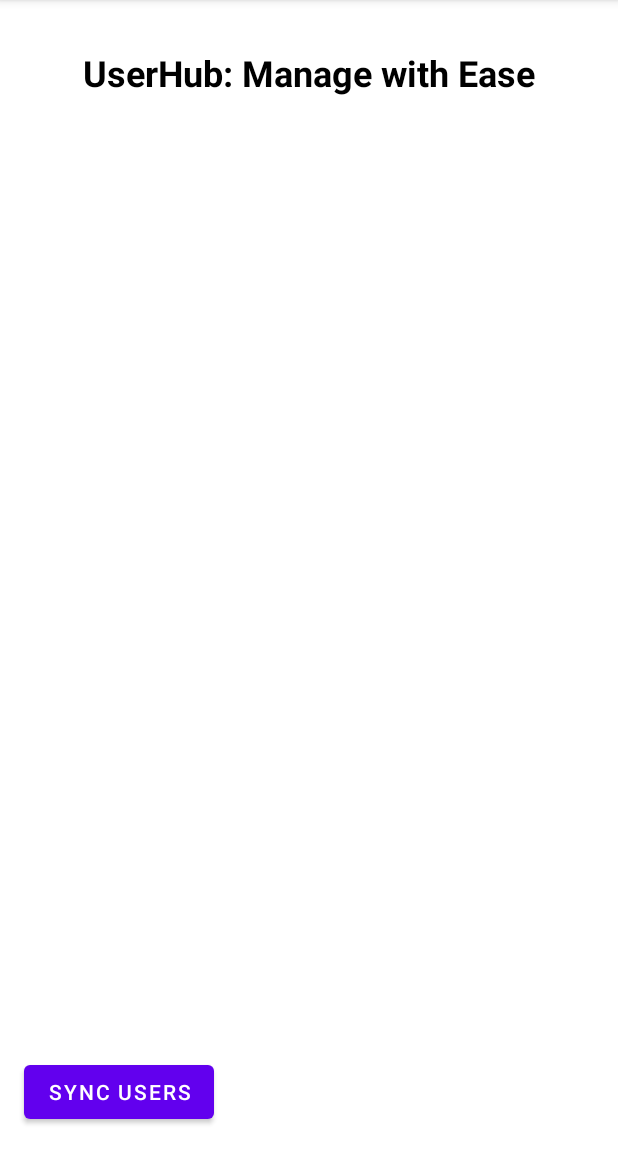
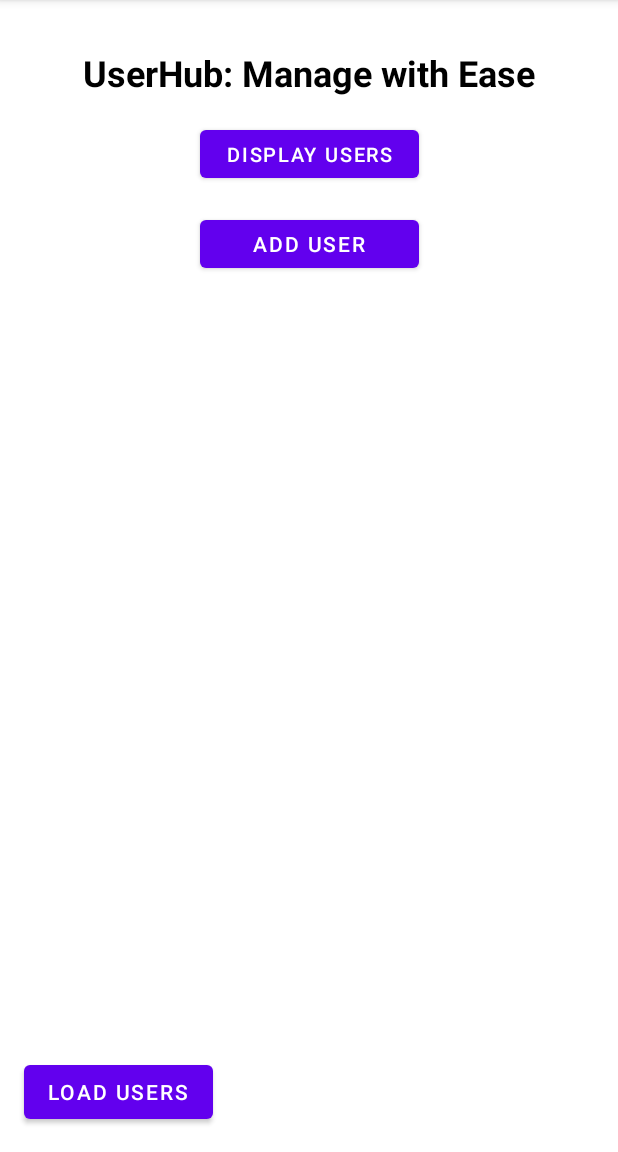
Before and after one commit to DavidZvonaruv5/AndroidApp, an Android app: the screen it shows after launch (MainActivity), on a phone screen of 412 x 824 dp, the part 84-1236 px from its top. Run offline under Robolectric (Android 15) with nearby library versions, the phone set to English and light mode, and no system bars; our stand-ins replace Room's generated code.

Commit message:
Display users, pagination in the RecyclerView, styling

```diff
--- a/app/src/main/AndroidManifest.xml
+++ b/app/src/main/AndroidManifest.xml
@@ -21,7 +21,7 @@
                 <category android:name="android.intent.category.LAUNCHER" />
             </intent-filter>
         </activity>
-
+        <activity android:name=".UserListActivity" />
     </application>
 
 </manifest>
--- a/app/src/main/java/com/example/hometask/MainActivity.java
+++ b/app/src/main/java/com/example/hometask/MainActivity.java
@@ -1,18 +1,25 @@
 package com.example.hometask;
 
 import androidx.appcompat.app.AppCompatActivity;
+
+import android.content.Intent;
 import android.os.Bundle;
 import android.view.View;
 import android.widget.Button;
 import android.widget.ProgressBar;
-import android.os.Handler;
-import android.os.Looper;
 import com.google.android.material.snackbar.Snackbar;
+import com.example.hometask.model.User;
+import com.example.hometask.repository.UserRepository;
+import com.example.hometask.repository.RepositoryCallback;
+import java.util.List;
 
 public class MainActivity extends AppCompatActivity {
 
     private ProgressBar loadingProgressBar;
-    private Button loadUsersButton;
+    private Button syncUsersButton;
+    private Button displayUsersButton;
+    private Button addUserButton;
+    private UserRepository userRepository;
 
     @Override
     protected void onCreate(Bundle savedInstanceState) {
@@ -20,30 +27,65 @@ public class MainActivity extends AppCompatActivity {
         setContentView(R.layout.activity_main);
 
         loadingProgressBar = findViewById(R.id.loadingProgressBar);
-        loadUsersButton = findViewById(R.id.loadUsersButton);
+        syncUsersButton = findViewById(R.id.loadUsersButton);
+        displayUsersButton = findViewById(R.id.displayUsersButton);
+        addUserButton = findViewById(R.id.addUserButton);
 
-        loadUsersButton.setOnClickListener(v -> {
-            showLoading();
-            // Simulate loading process
-            new Handler(Looper.getMainLooper()).postDelayed(() -> {
-                hideLoading();
-                showSyncSuccessMessage();
-                // TODO: Implement actual user loading logic
-            }, 3000); // Simulating a 3-second loading process
+        userRepository = new UserRepository(this);
+
+        syncUsersButton.setOnClickListener(v -> syncUsers());
+
+        displayUsersButton.setOnClickListener(v -> {
+            Intent intent = new Intent(MainActivity.this, UserListActivity.class);
+            startActivity(intent);
+        });
+
+        addUserButton.setOnClickListener(v -> {
+            // TODO: Implement navigation to AddUserActivity
+            Snackbar.make(findViewById(android.R.id.content), "Add User clicked", Snackbar.LENGTH_SHORT).show();
+        });
+    }
+
+    private void syncUsers() {
+        showLoading();
+        userRepository.getAllUsers(new RepositoryCallback<List<User>>() {
+            @Override
+            public void onSuccess(List<User> result) {
+                runOnUiThread(() -> {
+                    hideLoading();
+                    showSyncSuccessMessage();
+                });
+            }
+
+            @Override
+            public void onError(Exception e) {
+                runOnUiThread(() -> {
+                    hideLoading();
+                    showErrorMessage(e.getMessage());
+                });
+            }
         });
     }
 
     private void showLoading() {
         loadingProgressBar.setVisibility(View.VISIBLE);
-        loadUsersButton.setEnabled(false);
+        syncUsersButton.setEnabled(false);
+        displayUsersButton.setEnabled(false);
+        addUserButton.setEnabled(false);
     }
 
     private void hideLoading() {
         loadingProgressBar.setVisibility(View.GONE);
-        loadUsersButton.setEnabled(true);
+        syncUsersButton.setEnabled(true);
+        displayUsersButton.setEnabled(true);
+        addUserButton.setEnabled(true);
     }
 
     private void showSyncSuccessMessage() {
         Snackbar.make(findViewById(android.R.id.content), "Syncing successful", Snackbar.LENGTH_LONG).show();
     }
+
+    private void showErrorMessage(String message) {
+        Snackbar.make(findViewById(android.R.id.content), "Error: " + message, Snackbar.LENGTH_LONG).show();
+    }
 }
--- /dev/null
+++ b/app/src/main/java/com/example/hometask/api/ApiService.java
@@ -0,0 +1,12 @@
+package com.example.hometask.api;
+
+import com.example.hometask.model.User;
+import retrofit2.Call;
+import retrofit2.http.GET;
+import retrofit2.http.Query;
+import java.util.List;
+
+public interface ApiService {
+    @GET("users")
+    Call<ApiResponse<List<User>>> getUsers(@Query("page") int page);
+}
--- /dev/null
+++ b/app/src/main/java/com/example/hometask/api/RetrofitClient.java
@@ -0,0 +1,26 @@
+package com.example.hometask.api;
+
+import okhttp3.OkHttpClient;
+import okhttp3.logging.HttpLoggingInterceptor;
+import retrofit2.Retrofit;
+import retrofit2.converter.gson.GsonConverterFactory;
+
+public class RetrofitClient {
+    private static final String BASE_URL = "https://reqres.in/api/";
+    private static Retrofit retrofit = null;
+
+    public static Retrofit getClient() {
+        if (retrofit == null) {
+            HttpLoggingInterceptor interceptor = new HttpLoggingInterceptor();
+            interceptor.setLevel(HttpLoggingInterceptor.Level.BODY);
+            OkHttpClient client = new OkHttpClient.Builder().addInterceptor(interceptor).build();
+
+            retrofit = new Retrofit.Builder()
+                    .baseUrl(BASE_URL)
+                    .addConverterFactory(GsonConverterFactory.create())
+                    .client(client)
+                    .build();
+        }
+        return retrofit;
+    }
+}
--- /dev/null
+++ b/app/src/main/java/com/example/hometask/database/AppDatabase.java
@@ -0,0 +1,31 @@
+package com.example.hometask.database;
+
+import android.content.Context;
+
+import androidx.room.Database;
+import androidx.room.Room;
+import androidx.room.RoomDatabase;
+
+import com.example.hometask.model.User;
+
+@Database(entities = {User.class}, version = 1)
+public abstract class AppDatabase extends RoomDatabase {
+    private static final String DATABASE_NAME = "user_database";
+
+    public abstract UserDao userDao();
+
+    private static volatile AppDatabase INSTANCE;
+
+    public static AppDatabase getInstance(Context context) {
+        if (INSTANCE == null) {
+            synchronized (AppDatabase.class) {
+                if (INSTANCE == null) {
+                    INSTANCE = Room.databaseBuilder(context.getApplicationContext(),
+                                    AppDatabase.class, DATABASE_NAME)
+                            .build();
+                }
+            }
+        }
+        return INSTANCE;
+    }
+}
--- /dev/null
+++ b/app/src/main/java/com/example/hometask/database/UserDao.java
@@ -0,0 +1,36 @@
+package com.example.hometask.database;
+
+import androidx.room.Dao;
+import androidx.room.Delete;
+import androidx.room.Insert;
+import androidx.room.OnConflictStrategy;
+import androidx.room.Query;
+import androidx.room.Update;
+
+import com.example.hometask.model.User;
+
+import java.util.List;
+
+@Dao
+public interface UserDao {
+    @Query("SELECT * FROM users")
+    List<User> getAllUsers();
+
+    @Query("SELECT * FROM users WHERE id = :id")
+    User getUserById(int id);
+
+    @Insert(onConflict = OnConflictStrategy.REPLACE)
+    void insertUser(User user);
+
+    @Insert(onConflict = OnConflictStrategy.REPLACE)
+    void insertUsers(List<User> users);
+
+    @Update
+    void updateUser(User user);
+
+    @Delete
+    void deleteUser(User user);
+
+    @Query("DELETE FROM users")
+    void deleteAllUsers();
+}
--- /dev/null
+++ b/app/src/main/java/com/example/hometask/repository/RepositoryCallback.java
@@ -0,0 +1,6 @@
+package com.example.hometask.repository;
+
+public interface RepositoryCallback<T> {
+    void onSuccess(T result);
+    void onError(Exception e);
+}
--- /dev/null
+++ b/app/src/main/res/drawable/baseline_arrow_back_24.xml
@@ -0,0 +1,5 @@
+<vector xmlns:android="http://schemas.android.com/apk/res/android" android:autoMirrored="true" android:height="24dp" android:tint="#000000" android:viewportHeight="24" android:viewportWidth="24" android:width="24dp">
+
+    <path android:fillColor="@android:color/white" android:pathData="M20,11H7.83l5.59,-5.59L12,4l-8,8 8,8 1.41,-1.41L7.83,13H20v-2z"/>
+
+</vector>
--- a/app/src/main/res/layout/activity_main.xml
+++ b/app/src/main/res/layout/activity_main.xml
@@ -19,11 +19,44 @@
         app:layout_constraintEnd_toEndOf="parent"
         android:layout_marginTop="32dp"/>
 
+    <TextView
+        android:id="@+id/userListTextView"
+        android:layout_width="0dp"
+        android:layout_height="0dp"
+        android:layout_margin="16dp"
+        android:scrollbars="vertical"
+        app:layout_constraintBottom_toTopOf="@id/loadUsersButton"
+        app:layout_constraintEnd_toEndOf="parent"
+        app:layout_constraintStart_toStartOf="parent"
+        app:layout_constraintTop_toBottomOf="@id/titleTextView"
+        app:layout_constraintVertical_bias="0.484" />
+
+    <Button
+        android:id="@+id/displayUsersButton"
+        android:layout_width="146dp"
+        android:layout_height="44dp"
+        android:layout_marginTop="16dp"
+        android:textSize="13sp"
+        android:text="Display Users"
+        app:layout_constraintTop_toBottomOf="@id/titleTextView"
+        app:layout_constraintStart_toStartOf="parent"
+        app:layout_constraintEnd_toEndOf="parent" />
+
+    <Button
+        android:id="@+id/addUserButton"
+        android:layout_width="146dp"
+        android:layout_height="44dp"
+        android:layout_marginTop="16dp"
+        android:text="Add User"
+        app:layout_constraintEnd_toEndOf="parent"
+        app:layout_constraintStart_toStartOf="parent"
+        app:layout_constraintTop_toBottomOf="@id/displayUsersButton" />
+
     <Button
         android:id="@+id/loadUsersButton"
         android:layout_width="wrap_content"
         android:layout_height="wrap_content"
-        android:text="Sync Users"
+        android:text="Load Users"
         app:layout_constraintBottom_toBottomOf="parent"
         app:layout_constraintStart_toStartOf="parent"
         android:layout_margin="16dp"/>
```
Also changed, not shown: app/build.gradle.kts (+6 -3 lines), app/src/main/java/com/example/hometask/UserAdapter.java (added, +55 -0 lines), app/src/main/java/com/example/hometask/UserListActivity.java (added, +125 -0 lines), app/src/main/java/com/example/hometask/api/ApiResponse.java (added, +21 -0 lines), app/src/main/java/com/example/hometask/model/User.java (added, +49 -0 lines), app/src/main/java/com/example/hometask/repository/UserRepository.java (added, +103 -0 lines), app/src/main/res/layout/activity_user_list.xml (added, +71 -0 lines), app/src/main/res/layout/item_user.xml (added, +31 -0 lines).
